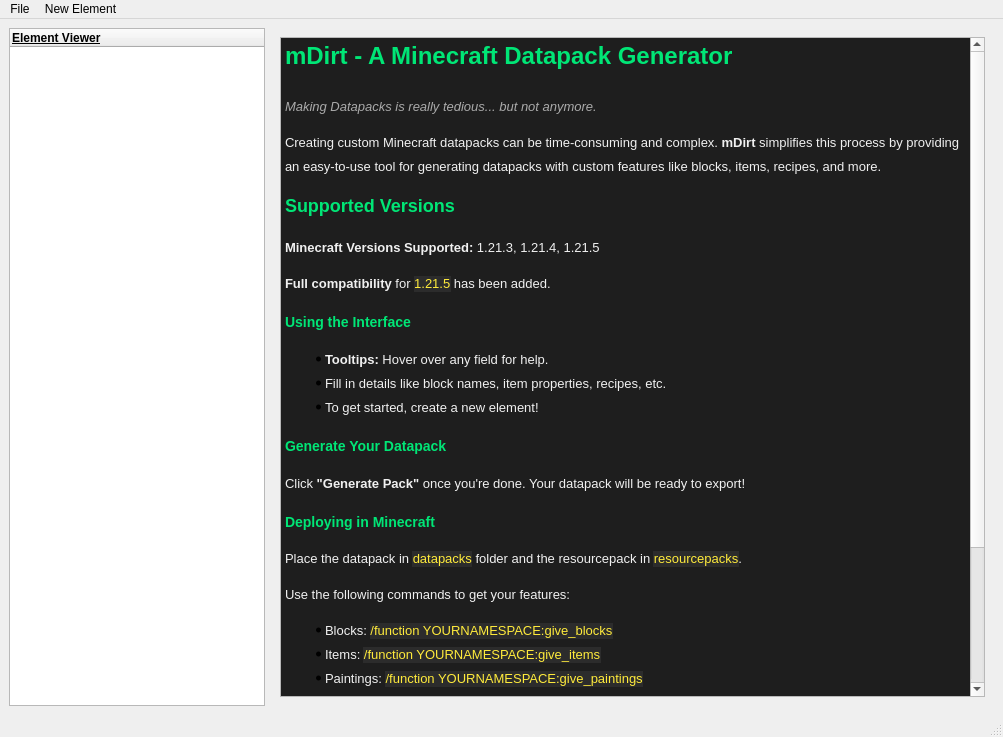
Above: lib/UIs/ui.ui from Faith-and-Code-Technologies/mDirt before the change. Below: the same form after it.
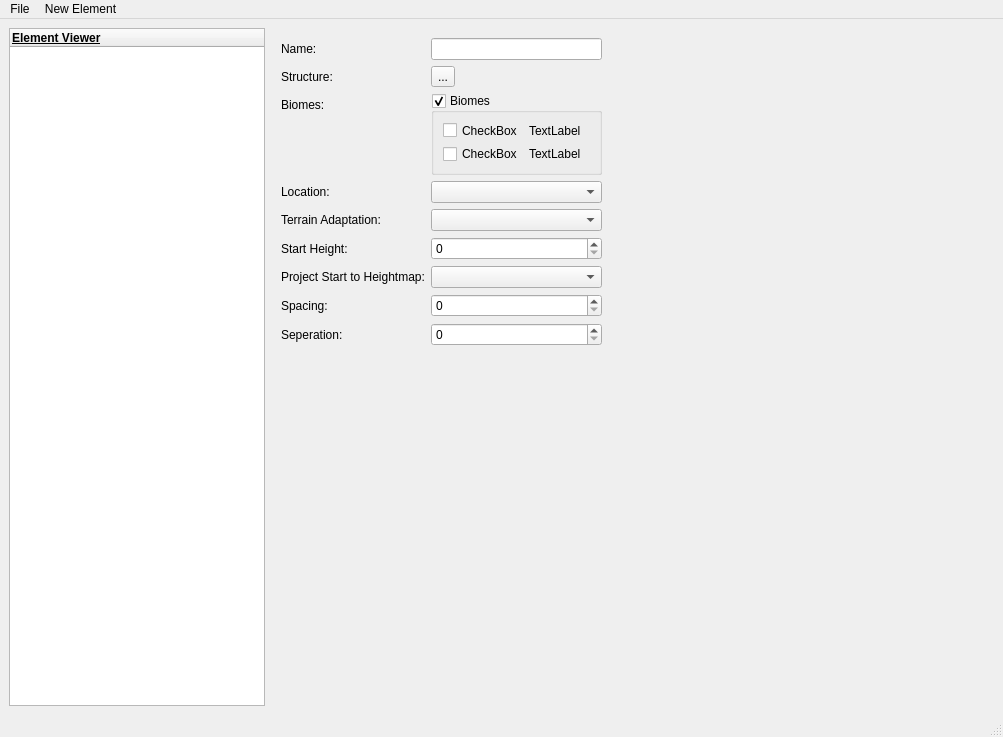
That is the form after the change.

Commit message: Began adding [REDACTED]

Patch:
```diff
--- a/lib/UIs/ui.ui
+++ b/lib/UIs/ui.ui
@@ -52,7 +52,7 @@
     <item row="0" column="1">
      <widget class="QStackedWidget" name="elementEditor">
       <property name="currentIndex">
-       <number>0</number>
+       <number>7</number>
       </property>
       <widget class="QWidget" name="welcomeScreen">
        <layout class="QGridLayout" name="gridLayout_4">
@@ -2150,6 +2150,157 @@
         </widget>
        </widget>
       </widget>
+      <widget class="QWidget" name="structureEditor">
+       <widget class="QWidget" name="formLayoutWidget_2">
+        <property name="geometry">
+         <rect>
+          <x>10</x>
+          <y>10</y>
+          <width>321</width>
+          <height>308</height>
+         </rect>
+        </property>
+        <layout class="QFormLayout" name="formLayout_9">
+         <item row="0" column="0">
+          <widget class="QLabel" name="label_33">
+           <property name="text">
+            <string>Name:</string>
+           </property>
+          </widget>
+         </item>
+         <item row="0" column="1">
+          <widget class="QLineEdit" name="structureName"/>
+         </item>
+         <item row="2" column="0">
+          <widget class="QLabel" name="label_34">
+           <property name="text">
+            <string>Biomes:</string>
+           </property>
+          </widget>
+         </item>
+         <item row="3" column="0">
+          <widget class="QLabel" name="label_35">
+           <property name="text">
+            <string>Location:</string>
+           </property>
+          </widget>
+         </item>
+         <item row="3" column="1">
+          <widget class="QComboBox" name="structureLocation"/>
+         </item>
+         <item row="4" column="0">
+          <widget class="QLabel" name="label_36">
+           <property name="text">
+            <string>Terrain Adaptation:</string>
+           </property>
+          </widget>
+         </item>
+         <item row="4" column="1">
+          <widget class="QComboBox" name="structureTerrainAdaptation"/>
+         </item>
+         <item row="5" column="0">
+          <widget class="QLabel" name="label_37">
+           <property name="text">
+            <string>Start Height:</string>
+           </property>
+          </widget>
+         </item>
+         <item row="5" column="1">
+          <widget class="QSpinBox" name="structureStartHeight"/>
+         </item>
+         <item row="6" column="0">
+          <widget class="QLabel" name="label_38">
+           <property name="text">
+            <string>Project Start to Heightmap:</string>
+           </property>
+          </widget>
+         </item>
+         <item row="6" column="1">
+          <widget class="QComboBox" name="structurePSTH"/>
+         </item>
+         <item row="7" column="0">
+          <widget class="QLabel" name="label_39">
+           <property name="text">
+            <string>Spacing:</string>
+           </property>
+          </widget>
+         </item>
+         <item row="7" column="1">
+          <widget class="QSpinBox" name="structureSpacing"/>
+         </item>
+         <item row="8" column="0">
+          <widget class="QLabel" name="label_40">
+           <property name="text">
+            <string>Seperation:</string>
+           </property>
+          </widget>
+         </item>
+         <item row="8" column="1">
+          <widget class="QSpinBox" name="structureSeperation"/>
+         </item>
+         <item row="1" column="0">
+          <widget class="QLabel" name="label_41">
+           <property name="text">
+            <string>Structure:</string>
+           </property>
+          </widget>
+         </item>
+         <item row="1" column="1">
+          <widget class="QToolButton" name="structureNBTButton">
+           <property name="text">
+            <string>...</string>
+           </property>
+          </widget>
+         </item>
+         <item row="2" column="1">
+          <widget class="QGroupBox" name="structureBiomesBox">
+           <property name="sizePolicy">
+            <sizepolicy hsizetype="Preferred" vsizetype="Expanding">
+             <horstretch>0</horstretch>
+             <verstretch>0</verstretch>
+            </sizepolicy>
+           </property>
+           <property name="title">
+            <string>Biomes</string>
+           </property>
+           <property name="checkable">
+            <bool>true</bool>
+           </property>
+           <layout class="QFormLayout" name="formLayout_11">
+            <item row="0" column="0">
+             <widget class="QCheckBox" name="checkBox">
+              <property name="text">
+               <string>CheckBox</string>
+              </property>
+             </widget>
+            </item>
+            <item row="0" column="1">
+             <widget class="QLabel" name="label_42">
+              <property name="text">
+               <string>TextLabel</string>
+              </property>
+             </widget>
+            </item>
+            <item row="1" column="0">
+             <widget class="QCheckBox" name="checkBox_2">
+              <property name="text">
+               <string>CheckBox</string>
+              </property>
+             </widget>
+            </item>
+            <item row="1" column="1">
+             <widget class="QLabel" name="label_43">
+              <property name="text">
+               <string>TextLabel</string>
+              </property>
+             </widget>
+            </item>
+           </layout>
+          </widget>
+         </item>
+        </layout>
+       </widget>
+      </widget>
      </widget>
     </item>
    </layout>
```
Left out of the diff: 6 changed lines with no effect on the pictures. The commit also changes 2 other files.
